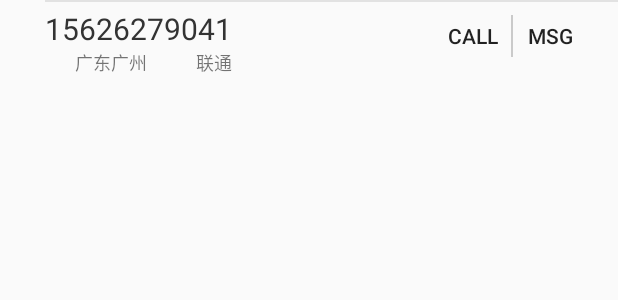
After one commit to Modernchar/PhoneBook, an Android app: the layout contactspersonphonenumlist_item.xml on its own in the app's theme, with its tools: preview values and no code run, on a phone screen of 412 x 824 dp. The commit adds this screen. Shown: the top 300 px of the screen. Run offline under Robolectric (Android 15) with nearby library versions, the phone set to English and light mode, and no system bars.

Commit message:
Finish PhoneNumList

```diff
--- a/app/src/main/AndroidManifest.xml
+++ b/app/src/main/AndroidManifest.xml
@@ -4,6 +4,7 @@
 
     <uses-permission android:name="android.permission.READ_CONTACTS" />
     <uses-permission android:name="android.permission.WRITE_CONTACTS" />
+    <uses-permission android:name="android.permission.CALL_PHONE" />
 
     <application
         android:allowBackup="true"
--- a/app/src/main/java/cn/edu/scut/phonebook/ContactsPersonListAdapter.java
+++ b/app/src/main/java/cn/edu/scut/phonebook/ContactsPersonListAdapter.java
@@ -30,8 +30,8 @@ public class ContactsPersonListAdapter extends RecyclerView.Adapter<ContactsPers
         public ViewHolder(View view)
         {
             super(view);
-            Name = view.findViewById(R.id.ContactsPersonListView_item_Name);
-            Tag = view.findViewById(R.id.ContactsPersonListView_item_Tag);
+            Name = (TextView)view.findViewById(R.id.ContactsPersonListView_item_Name);
+            Tag = (TextView)view.findViewById(R.id.ContactsPersonListView_item_Tag);
             Line = view.findViewById(R.id.ContactsPersonListView_item_TopLine);
 
             thisView = view;
--- a/app/src/main/java/cn/edu/scut/phonebook/ToolForContacts.java
+++ b/app/src/main/java/cn/edu/scut/phonebook/ToolForContacts.java
@@ -61,8 +61,10 @@ public class ToolForContacts{
             Cursor PhoneNumsCursor = currentActivity.getContentResolver().query(ContactsContract.CommonDataKinds.Phone.CONTENT_URI, null,
                     ContactsContract.CommonDataKinds.Phone.CONTACT_ID + "=" + ID, null, null);
             ArrayList<String> PhoneNums = new ArrayList<String>();
+
             while (PhoneNumsCursor.moveToNext()) {
                 String num = PhoneNumsCursor.getString(PhoneNumsCursor.getColumnIndex(ContactsContract.CommonDataKinds.Phone.NUMBER));
+
                 PhoneNums.add(num);// 添加电话号码
             }
             PhoneNumsCursor.close();
--- /dev/null
+++ b/app/src/main/res/drawable/dividerline_horizontal.xml
@@ -0,0 +1,6 @@
+<?xml version="1.0" encoding="utf-8"?>
+<shape xmlns:android="http://schemas.android.com/apk/res/android">
+    <solid android:color="#cacaca"/>
+    <size android:height="1dp" />
+
+</shape>
--- /dev/null
+++ b/app/src/main/res/drawable/dividerline_vertical.xml
@@ -0,0 +1,6 @@
+<?xml version="1.0" encoding="utf-8"?>
+<shape xmlns:android="http://schemas.android.com/apk/res/android">
+    <solid android:color="#cacaca"/>
+    <size android:width="1dp" />
+
+</shape>
--- /dev/null
+++ b/app/src/main/res/layout/contactspersonphonenumlist_item.xml
@@ -0,0 +1,72 @@
+<?xml version="1.0" encoding="utf-8"?>
+<RelativeLayout
+    xmlns:android="http://schemas.android.com/apk/res/android" android:layout_width="match_parent"
+    android:layout_height="wrap_content">
+
+    <View
+        android:id="@+id/ContactsPersonPhoneNumsListView_item_TopLine"
+        android:layout_marginLeft="30dp"
+        style="@style/Line"></View>
+
+    <LinearLayout
+        android:layout_width="wrap_content"
+        android:layout_height="wrap_content"
+        android:orientation="vertical"
+        android:paddingLeft="30dp"
+        android:paddingTop="5dp"
+        android:paddingBottom="5dp"
+        android:layout_alignParentLeft="true">
+
+        <TextView
+            android:id="@+id/ContactsPersonPhoneNumsListView_item_PhoneNum"
+            android:layout_width="wrap_content"
+            android:layout_height="wrap_content"
+            android:text="15626279041"
+            android:textSize="20sp"
+            android:textColor="#333333"/>
+
+        <RelativeLayout
+            android:orientation="horizontal"
+            android:layout_width="match_parent"
+            android:layout_height="match_parent">
+
+            <TextView
+                android:id="@+id/ContactsPersonPhoneNumsListView_item_Location"
+                android:layout_width="wrap_content"
+                android:layout_height="wrap_content"
+                android:paddingLeft="20dp"
+                android:textSize="12dp"
+                android:text="广东广州"/>
+            <TextView
+                android:id="@+id/ContactsPersonPhoneNumsListView_item_Tele"
+                android:layout_width="wrap_content"
+                android:layout_height="wrap_content"
+                android:layout_alignParentRight="true"
+                android:textSize="12dp"
+                android:text="联通"/>
+        </RelativeLayout>
+    </LinearLayout>
+
+    <LinearLayout
+        android:layout_width="wrap_content"
+        android:layout_height="wrap_content"
+        android:layout_alignParentRight="true"
+        android:divider="@drawable/dividerline_vertical"
+        android:showDividers="middle"
+        android:dividerPadding="10dp"
+        android:paddingRight="20dp">
+        <Button
+            android:id="@+id/ContactsPersonPhoneNumsListView_item_CallBtn"
+            android:layout_width="50dp"
+            android:layout_height="wrap_content"
+            android:text="Call"
+            android:background="@drawable/btnwithoutstyle"/>
+        <Button
+            android:id="@+id/ContactsPersonPhoneNumsListView_item_MsgBtn"
+            android:layout_width="50dp"
+            android:layout_height="wrap_content"
+            android:text="Msg"
+            android:background="@drawable/btnwithoutstyle"/>
+    </LinearLayout>
+
+</RelativeLayout>
```
Also changed, not shown: app/build.gradle (+5 -7 lines), app/src/main/java/cn/edu/scut/phonebook/ContactsFragment.java (+13 -11 lines), app/src/main/java/cn/edu/scut/phonebook/ContactsPerson.java (+2 -5 lines), app/src/main/java/cn/edu/scut/phonebook/ContactsPersonCardActivity.java (+23 -1 lines), app/src/main/java/cn/edu/scut/phonebook/ContactsPersonPhoneNumListAdapter.java (added, +122 -0 lines), app/src/main/java/cn/edu/scut/phonebook/MainActivity.java (+11 -0 lines), app/src/main/res/layout/activity_contacts_person_card.xml (+15 -5 lines).
